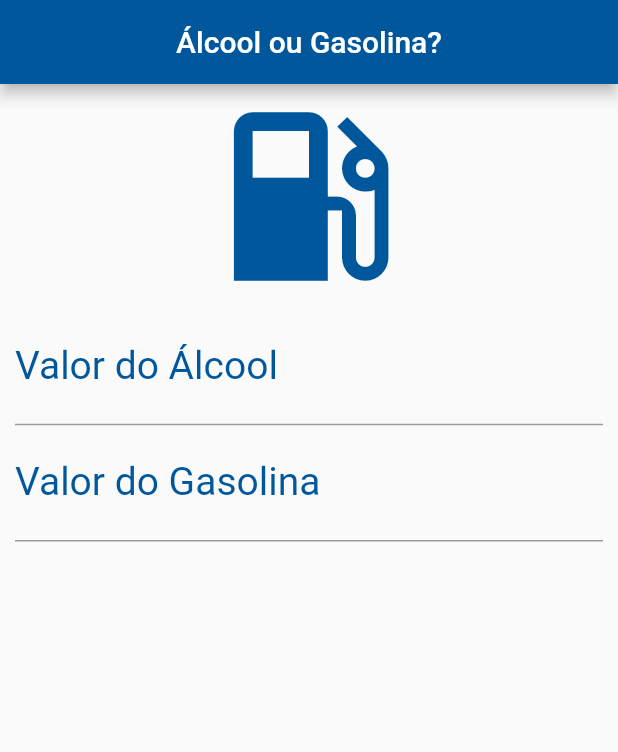
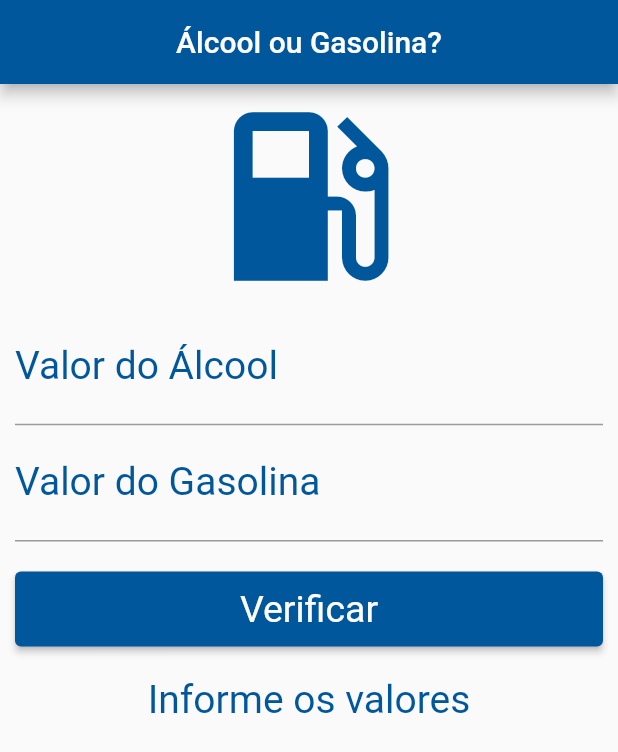
Before and after one commit to traue/2021-1_quarta_noite, a Flutter app: the screen it shows after launch, on a phone screen of 412 x 824 dp. Shown: the top 752 px of the screen. Run offline on Flutter 3.47's test engine with Material 2 defaults, Android fonts, the phone set to English and light mode, and no system bars.

Commit message:
Update main.dart

```diff
--- a/alcool_gasolina/lib/main.dart
+++ b/alcool_gasolina/lib/main.dart
@@ -13,6 +13,25 @@ class Home extends StatefulWidget {
 }
 
 class _HomeState extends State<Home> {
+
+  GlobalKey<FormState> _formkey = GlobalKey<FormState>();
+  String _resultado = "Informe os valores";
+  TextEditingController alcoolController = TextEditingController();
+  TextEditingController gasolinaController = TextEditingController();
+
+  //falta:fazer a valifação do formulário usando o _formkey
+
+  void _calculaCombustivelIdeal() {
+    setState(() {
+      double vAlcool = double.parse(alcoolController.text.replaceAll(',', '.'));
+      double vGasolina = double.parse(gasolinaController.text.replaceAll(',', '.'));
+
+      double proporcao = vAlcool / vGasolina;
+
+      _resultado = (proporcao < 0.7) ? "Abasteça com Álcool" : "Abasteça com Gasolina";
+    });
+  }
+
   @override
   Widget build(BuildContext context) {
     return Scaffold(
@@ -33,6 +52,7 @@ class _HomeState extends State<Home> {
               color: Colors.lightBlue[900],
             ),
             TextFormField(
+              controller: alcoolController,
               textAlign: TextAlign.center,
               keyboardType: TextInputType.number,
               decoration: InputDecoration(
@@ -41,6 +61,7 @@ class _HomeState extends State<Home> {
               style: TextStyle(color: Colors.lightBlue[900], fontSize: 26.0),
             ),
             TextFormField(
+              controller: gasolinaController,
               textAlign: TextAlign.center,
               keyboardType: TextInputType.number,
               decoration: InputDecoration(
@@ -48,7 +69,30 @@ class _HomeState extends State<Home> {
                   labelStyle: TextStyle(color: Colors.lightBlue[900])),
               style: TextStyle(color: Colors.lightBlue[900], fontSize: 26.0),
             ),
-            //PARAMOS AQUI... FALTA O BOTÃO E A LÓGICA
+            Padding(
+              padding: EdgeInsets.only(top: 20.0, bottom: 20.0),
+              child: Container(
+                height: 50.0,
+                child: ElevatedButton(
+                  onPressed: () {
+                    _calculaCombustivelIdeal();
+                  },
+                  child: Text('Verificar'),
+                  style: ElevatedButton.styleFrom(
+                    primary: Colors.lightBlue[900],
+                    onPrimary: Colors.white,
+                    textStyle: TextStyle(
+                      fontSize: 25.0,
+                    ),
+                  ),
+                ),
+              ),
+            ),
+            Text(
+              _resultado,
+              textAlign: TextAlign.center,
+              style: TextStyle(color: Colors.lightBlue[900], fontSize: 26.0),
+            )
           ],
         ),
       ),
```
